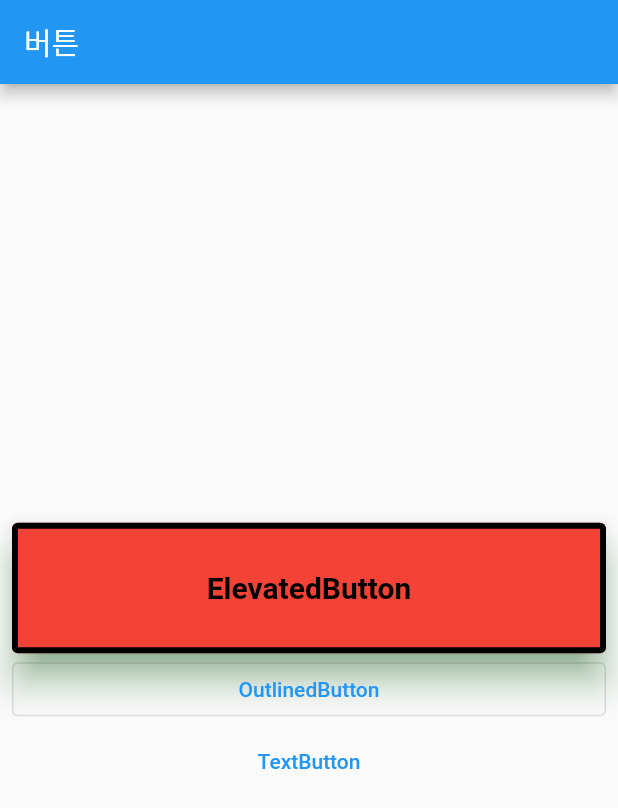
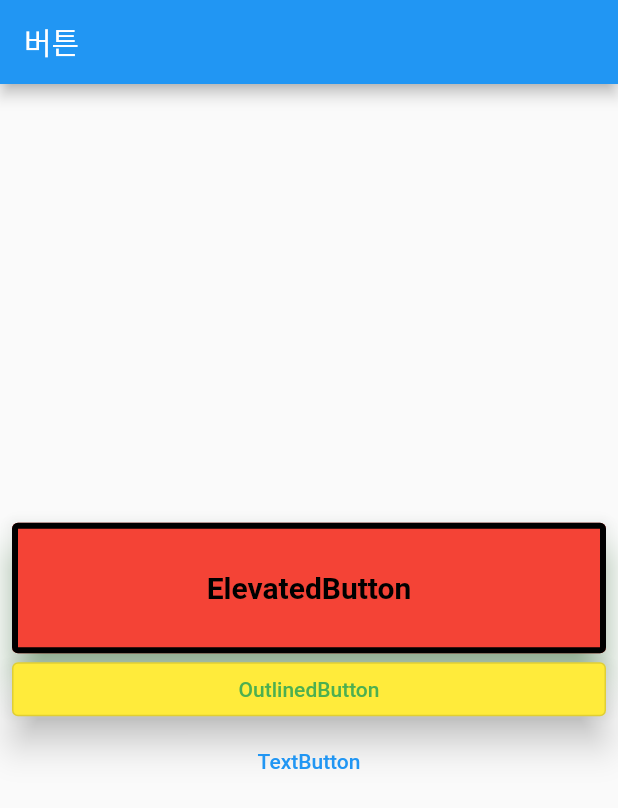
Before and after one commit to Jeffrey-Oh/flutter-buttons, a Flutter app: the screen it shows after launch, on a phone screen of 412 x 824 dp. Shown: the top 808 px of the screen. Run offline on Flutter 3.47's test engine with Material 2 defaults, Android fonts, the phone set to English and light mode, and no system bars.

Commit message:
OutlinedButton 정리하기

```diff
--- a/lib/screen/home/HomeScreen.dart
+++ b/lib/screen/home/HomeScreen.dart
@@ -15,6 +15,7 @@ class HomeScreen extends StatelessWidget {
           mainAxisAlignment: MainAxisAlignment.center,
           crossAxisAlignment: CrossAxisAlignment.stretch,
           children: [
+            // 배경과 테두리가 있는 버튼
             ElevatedButton(
               onPressed: () {},
               style: ElevatedButton.styleFrom(
@@ -42,12 +43,22 @@ class HomeScreen extends StatelessWidget {
                 "ElevatedButton",
               ),
             ),
+            // 테두리만 있는 버튼
             OutlinedButton(
               onPressed: () {},
+              style: OutlinedButton.styleFrom(
+                // 글자와 애니메이션 컬러
+                primary: Colors.green,
+                // 배경 컬러
+                backgroundColor: Colors.yellow,
+                // 그림자 높이
+                elevation: 10,
+              ),
               child: Text(
                 'OutlinedButton',
               ),
             ),
+            // 글자만 있는 버튼
             TextButton(
               onPressed: () {},
               child: Text('TextButton'),
```
Also changed, not shown: 1 other file.
